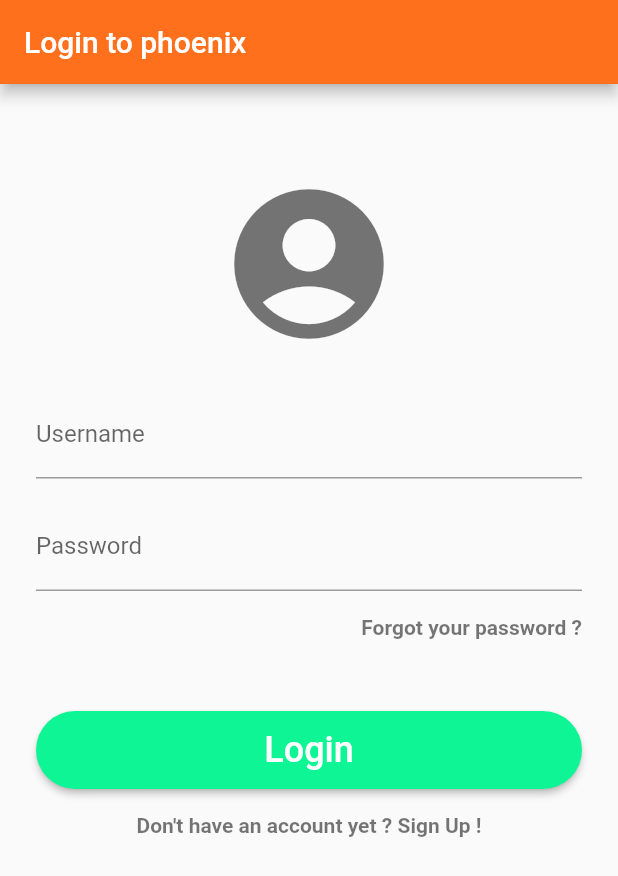
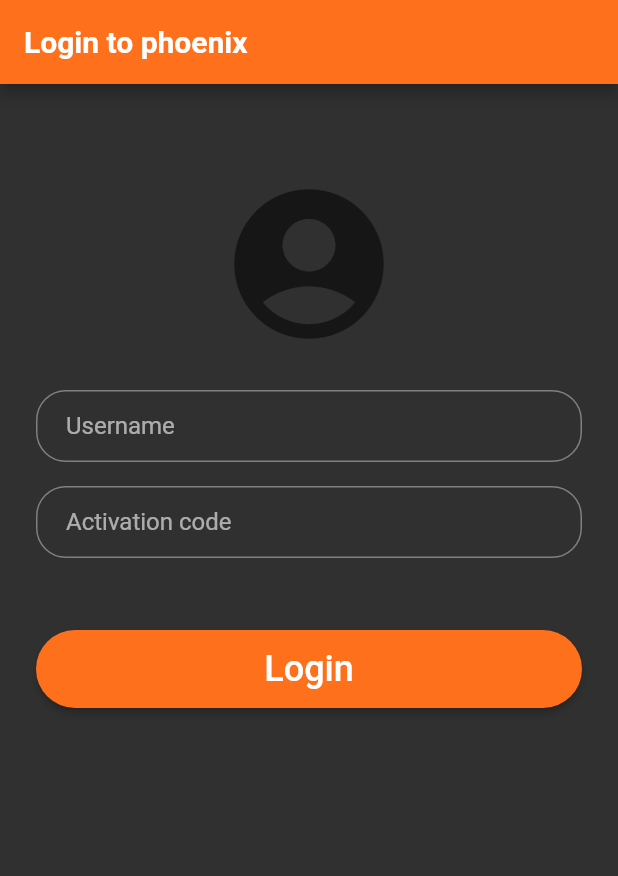
Before and after one commit to OlivierMoitroux/phoenix, a Flutter app: the screen it shows after launch, on a phone screen of 412 x 824 dp. Shown: the top 876 px of the screen. Run offline on Flutter 3.47's test engine with Material 2 defaults, Android fonts, the phone set to English and light mode, and no system bars; our stand-ins replace connectivity, flutter_secure_storage, shared_preferences; generated files the repository leaves out were written again.

Commit message:
New theme

```diff
--- a/lib/main.dart
+++ b/lib/main.dart
@@ -21,18 +21,97 @@ class PhoenixApp extends StatelessWidget {
     return new MaterialApp(
       title: 'Phoenix rental',
       home: new RootPage(),
+      // https://api.flutter.dev/flutter/material/ThemeData-class.html
       theme: ThemeData(
-        backgroundColor: myColors.mainColor,
-        accentColor: Colors.cyan[600],
 
-        textTheme: TextTheme(
-            title: TextStyle(fontSize: 36.0, fontStyle: FontStyle.italic, color: Colors.black54),
-            headline: TextStyle(fontSize: 72.0, fontWeight: FontWeight.bold, color: Colors.black54),
-            body1: TextStyle(fontSize: 14.0, color: Colors.black54),
+        // The foreground color for widgets (knobs, text, overscroll edge effect, etc).
+        accentColor: Colors.orangeAccent,
 
+        // Used to determine the color of text and icons placed on top of the accent color (e.g. the icons on a floating action button)
+        accentColorBrightness: Brightness.dark,
+
+         //Defines the color, opacity, and size of icons.
+        accentIconTheme: IconThemeData(color: Colors.white), // size
+
+        // A text theme that contrasts with the accent color.
+        accentTextTheme: TextTheme(
+          title: TextStyle(fontSize: 36.0, fontStyle: FontStyle.italic, color: Colors.white),
+          headline: TextStyle(fontSize: 72.0, fontWeight: FontWeight.bold, color: Colors.white),
+          body1: TextStyle(fontSize: 14.0, color: Colors.white),
         ),
-        buttonColor: myColors.mainColor,
+
+
+        appBarTheme: AppBarTheme(
+          color: myColors.orange1,
+          textTheme: TextTheme(title:TextStyle(color: Colors.white, fontSize: 20, fontWeight: FontWeight.bold))
+        ),
+
+        // A color that contrasts with the primaryColor, e.g. used as the remaining part of a progress bar.
+        backgroundColor: myColors.covoitULiegeColor,
+
+        // The default color of the BottomAppBar
+//        bottomAppBarColor: ,// custom,
+
+        // A theme for customizing the shape, elevation, and color of a BottomAppBar.
+//        bottomAppBarTheme: ,// custom,
+
+
+        // The brightness of the overall theme of the application. Used by widgets like buttons to determine what color to pick when not using the primary or accent color
+        brightness: Brightness.dark,
+
+        // The default fill color of the Material used in RaisedButtons
+        buttonColor: myColors.orange1,
+
+        // Defines the default configuration of button widgets, like RaisedButton and FlatButton.
+//        buttonTheme: ,// ButtonThemeData()
+//        cardColor: ,
+//        cardTheme: ,
+//        cursorColor:,
+//        dialogBackgroundColor:,
+//        dialogTheme:,
         dividerColor: Colors.black54,
+        errorColor: Colors.redAccent,
+//        floatingActionButtonTheme:,
+//        highlightColor:,
+//        hintColor: ,
+//        iconTheme: ,
+//        indicatorColor:,
+//        inputDecorationTheme:,
+//        materialTapTargetSize:,
+//        pageTransitionsTheme:,
+//        platform:,
+      // The background color for major parts of the app (toolbars, tab bars, etc)
+//        primaryColor: Colors.black,
+//        primaryColorBrightness:,
+      //  A darker version of the primaryColor.
+//        primaryColorDark:,
+        // A lighter version of the primaryColor.
+//        primaryColorLight: ,
+//        primaryIconTheme:,
+        primaryTextTheme: TextTheme(
+          //title: TextStyle(fontSize: 36.0, fontStyle: FontStyle.italic, color: Colors.white),
+          headline: TextStyle(fontSize: 72.0, fontWeight: FontWeight.bold, color: Colors.black54),
+          body1: TextStyle(fontSize: 14.0, color: Colors.black54),
+        ),
+//        scaffoldBackgroundColor:,
+//        sliderTheme:,
+//        splashColor:,
+//        tabBarTheme:,
+//        textSelectionColor:,
+//        textSelectionHandleColor: ,
+      // Text with a color that contrasts with the card and canvas colors.
+//        textTheme: ,
+
+        toggleableActiveColor: Colors.deepOrangeAccent,
+
+        primaryColorDark: myColors.dark,
+
+
+
+
+        // textTheme: TextTheme(),
+//        buttonColor: myColors.orange1,
+//
 
       ),
       routes: routing.routes,
--- a/lib/routing.dart
+++ b/lib/routing.dart
@@ -1,6 +1,8 @@
 import 'package:phoenix/screens/debug/lorem.dart';
+import 'package:phoenix/screens/home/home_tmp.dart';
 
 /// The set of routes to navigate between screens
 final routes = {
   '/lorem': (context) => new LoremScreen(),
+  '/home': (context) => new HomePage(),
 };
--- a/lib/screens/auth/login.dart
+++ b/lib/screens/auth/login.dart
@@ -1,3 +1,10 @@
+/*
+ * Copyright (C) 2019 Olivier Moitroux - All Rights Reserved
+ *
+ * Unauthorized copying/distribution of this file, via any medium is strictly
+ * prohibited without the express permission of Olivier Moitroux.
+ */
+
 import 'package:flutter/material.dart';
 import 'package:phoenix/utils/colors.dart';
 import 'package:phoenix/utils/alert_box.dart';
@@ -40,6 +47,7 @@ class _LoginPageState extends State<LoginPage> {
   login_model.LoginData _data = new login_model.LoginData.empty();
   final GlobalKey<FormState> _formKey = new GlobalKey<FormState>();
   LoginButtonState _loginButtonState;
+
   final int MIN_PASSWORD_LENGTH = 4;
 
   // Called before build
@@ -158,7 +166,8 @@ class _LoginPageState extends State<LoginPage> {
    *                                UI
    *   ------------------------------------------------------------- */
   Widget _buildBody() {
-    final username = TextFormField(
+
+    final _username = TextFormField(
       keyboardType: TextInputType.text,
       // .emailAddress
       autofocus: false,
@@ -168,12 +177,13 @@ class _LoginPageState extends State<LoginPage> {
       },
       decoration: InputDecoration(
         hintText: 'Username',
-        labelText: 'Username',
+        contentPadding: EdgeInsets.fromLTRB(20.0, 10.0, 20.0, 10.0),
+        border: OutlineInputBorder(borderRadius: BorderRadius.circular(20.0)),
       ),
     );
 
     /// Form input for password
-    final password = TextFormField(
+    final _password = TextFormField(
       autofocus: false,
       obscureText: true,
       validator: this._validatePassword,
@@ -181,8 +191,9 @@ class _LoginPageState extends State<LoginPage> {
         this._data.password = generateMd5(inputUsr);
       },
       decoration: InputDecoration(
-        hintText: 'Password',
-        labelText: 'Password',
+        hintText: 'Activation code',
+        contentPadding: EdgeInsets.fromLTRB(20.0, 10.0, 20.0, 10.0),
+        border: OutlineInputBorder(borderRadius: BorderRadius.circular(20.0)),
       ),
     );
 
@@ -209,8 +220,8 @@ class _LoginPageState extends State<LoginPage> {
     }
 
     /// Log in button
-    final logInButton = RaisedButton(
-      color: covoitULiegeColor,
+    final _logInButton = RaisedButton(
+      //color: Theme.of(context).backgroundColor,
       padding: EdgeInsets.symmetric(vertical: 12.0),
       shape: new RoundedRectangleBorder(
           borderRadius: new BorderRadius.circular(30.0)),
@@ -220,31 +231,6 @@ class _LoginPageState extends State<LoginPage> {
       },
     );
 
-
-    /// Clickable text
-    final forgotPswd = new Row(
-      // To make the text on the right
-        textDirection: TextDirection.rtl, // or ltl
-        children: <Widget>[
-          new InkWell(
-              child: new Text('Forgot your password ?',
-                  style: TextStyle(
-                      fontWeight: FontWeight.bold, color: Colors.black54)),
-              onTap: () => showDialogBox(
-                  context, "Oups ... ", "This feature is not yeat implemented")
-          )
-        ]);
-
-    /// Clickable text
-    final signUp = new Center(
-        child: new InkWell(
-            child: new Text('Don\'t have an account yet ? Sign Up !',
-                style: TextStyle(
-                    fontWeight: FontWeight.bold, color: Colors.black54)),
-            onTap: () {
-              print("Sign up clicked");
-              Navigator.pushNamed(context, '/register_page');
-            }));
 
     return new Center(
       child: new Form(
@@ -256,17 +242,12 @@ class _LoginPageState extends State<LoginPage> {
             new Icon(Icons.account_circle,
                 size: 120.0, color: Colors.black54),
             SizedBox(height: 24.0),
-            username,
+            _username,
             SizedBox(height: 16.0),
-            password,
+            _password,
+            SizedBox(height: 48.0),
+            _logInButton,
             SizedBox(height: 16.0),
-            forgotPswd,
-            SizedBox(height: 48.0),
-            logInButton,
-            SizedBox(height: 16.0),
-
-            signUp,
-            SizedBox(height: 24.0),
           ],
         ),
       ),
@@ -279,7 +260,7 @@ class _LoginPageState extends State<LoginPage> {
 
     return new Scaffold(
         appBar: new AppBar(
-          backgroundColor: mainColor,
+
           title: new Text('Login to phoenix'),
         ),
         body: _buildBody()
--- a/lib/screens/auth/login_isp.dart
+++ b/lib/screens/auth/login_isp.dart
@@ -279,7 +279,7 @@ class _LoginPageState extends State<LoginPage> {
 
     return new Scaffold(
         appBar: new AppBar(
-          backgroundColor: mainColor,
+          backgroundColor: orange1,
           title: new Text('Login to phoenix'),
         ),
         body: _buildBody()
--- a/lib/utils/colors.dart
+++ b/lib/utils/colors.dart
@@ -19,6 +19,11 @@ const MaterialColor covoitULiegeColor = const MaterialColor(
 
 // Conversion rule example: #FF701C -> 0xFFFF701C
 
-Color mainColor = Color(0xFFFF701C);
-Color firstColor = Color(0xFFF47D15);
-Color secondColor = Color(0xFFEF772C);
+Color orange1 = Color(0xFFFF701C);
+Color orange2 = Color(0xFFF47D15);
+Color orange3 = Color(0xFFEF772C);
+
+Color myGrey1 = Color(0xFF323234);
+Color myGrey2 = Color(0xFF1B2734);
+Color myGrey3 = Color(0xFF122031);
+Color dark = Color(0xFF414149);
--- a/pubspec.yaml
+++ b/pubspec.yaml
@@ -79,9 +79,11 @@ flutter:
   # the material Icons class.
   uses-material-design: true
 
+  assets:
+    - assets/logos/phoenix_long.png
+
   # To add assets to your application, add an assets section, like this:
   # assets:
-  #  - images/a_dot_burr.jpeg
   #  - images/a_dot_ham.jpeg
 
   # An image asset can refer to one or more resolution-specific "variants", see
```
Also changed, not shown: lib/bundle/bundle.dart (added, +16 -0 lines), lib/screens/auth/login_inspi.dart (added, +93 -0 lines), lib/screens/home/home_tmp.dart (added, +54 -0 lines), assets/logos/phoenix_long.png (added), 3 other files.
